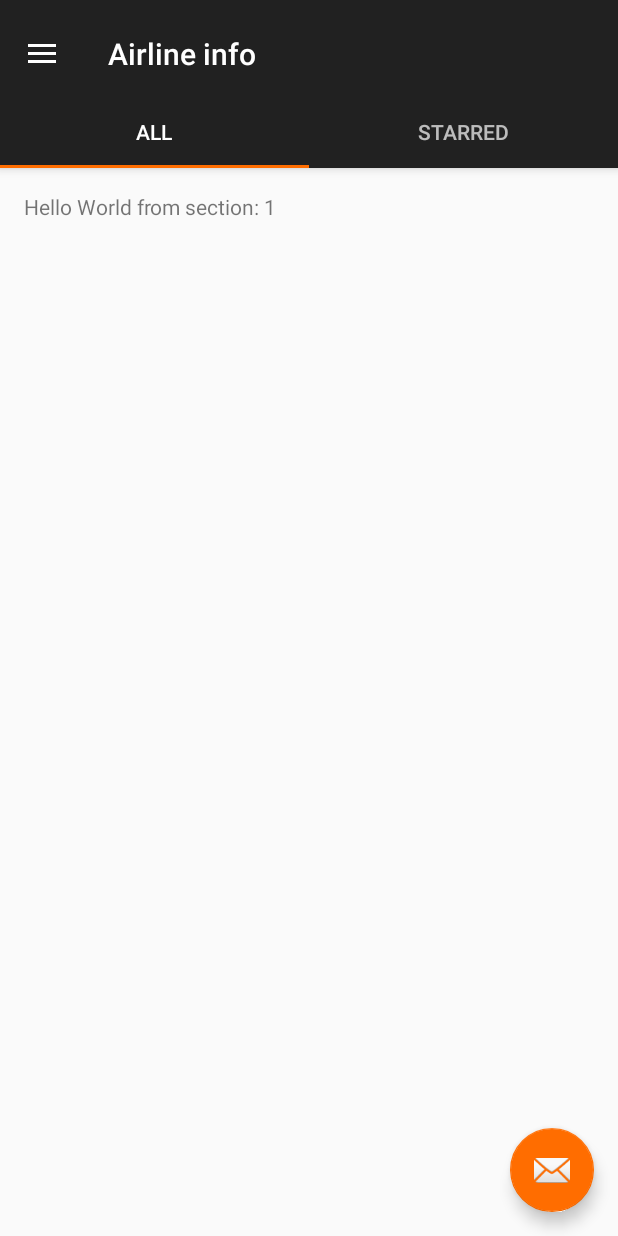
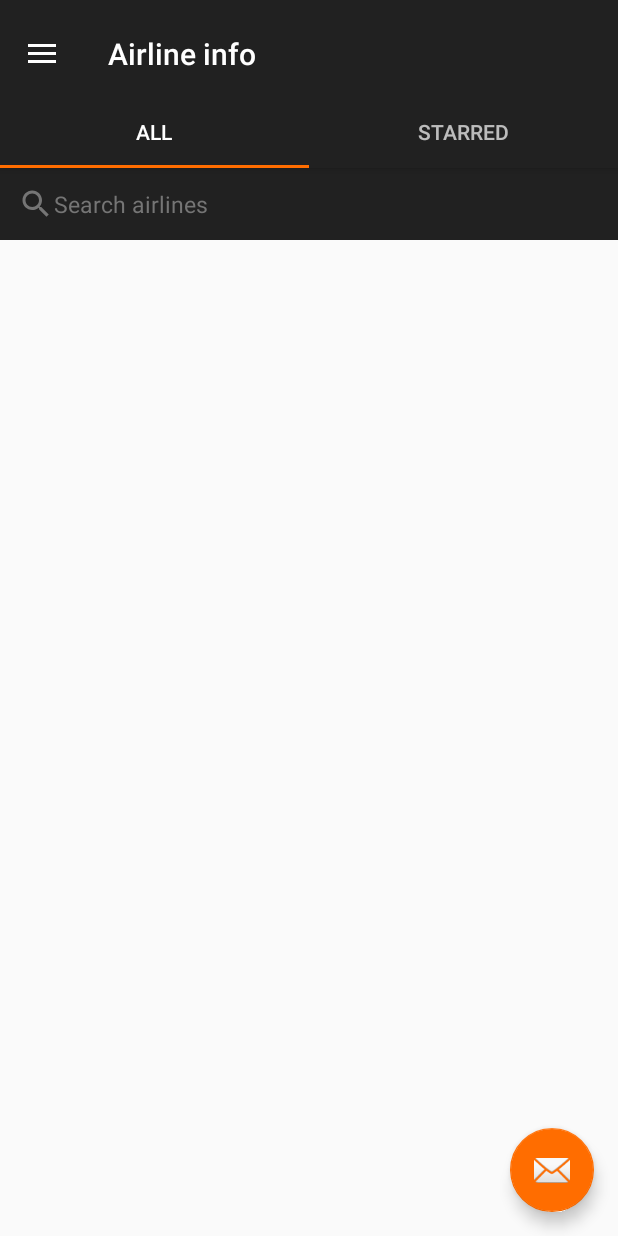
Before and after one commit to FihlaTV/KayakAirlines, an Android app: the screen it shows after launch (AirlineListActivity), on a phone screen of 412 x 824 dp. Run offline under Robolectric (Android 15) with nearby library versions, the phone set to English and light mode, and no system bars; our stand-ins replace ButterKnife.

Commit message:
Add search bar

```diff
--- a/app/src/main/java/com/oguzbabaoglu/kayakairlines/features/airlinelist/AirlineListActivity.java
+++ b/app/src/main/java/com/oguzbabaoglu/kayakairlines/features/airlinelist/AirlineListActivity.java
@@ -13,11 +13,8 @@ import android.support.v4.widget.DrawerLayout;
 import android.support.v7.app.ActionBarDrawerToggle;
 import android.support.v7.app.AppCompatActivity;
 import android.support.v7.widget.Toolbar;
-import android.view.LayoutInflater;
 import android.view.MenuItem;
 import android.view.View;
-import android.view.ViewGroup;
-import android.widget.TextView;
 
 import com.oguzbabaoglu.kayakairlines.R;
 import com.oguzbabaoglu.kayakairlines.util.Lambda;
@@ -28,7 +25,7 @@ import butterknife.ButterKnife;
 public class AirlineListActivity extends AppCompatActivity
     implements NavigationView.OnNavigationItemSelectedListener {
 
-  private static final Lambda[] TABS = new Lambda[]{PlaceholderFragment::newInstance, PlaceholderFragment::newInstance};
+  private static final Lambda[] TABS = new Lambda[]{AirlineListFragment::newInstance, AirlineListFragment::newInstance};
   private static final int[] TITLES = new int[]{ R.string.airline_tab_all, R.string.airline_tab_starred};
 
   @BindView(R.id.toolbar) Toolbar toolbar;
@@ -37,7 +34,7 @@ public class AirlineListActivity extends AppCompatActivity
 
   @Override protected void onCreate(Bundle savedInstanceState) {
     super.onCreate(savedInstanceState);
-    setContentView(R.layout.activity_airlines);
+    setContentView(R.layout.activity_airline_list);
     ButterKnife.bind(this);
     setSupportActionBar(toolbar);
 
@@ -85,41 +82,6 @@ public class AirlineListActivity extends AppCompatActivity
     }
   }
 
-  /**
-   * A placeholder fragment containing a simple view.
-   */
-  public static class PlaceholderFragment extends Fragment {
-    /**
-     * The fragment argument representing the section number for this
-     * fragment.
-     */
-    private static final String ARG_SECTION_NUMBER = "section_number";
-
-    public PlaceholderFragment() {
-    }
-
-    /**
-     * Returns a new instance of this fragment for the given section
-     * number.
-     */
-    public static PlaceholderFragment newInstance() {
-      PlaceholderFragment fragment = new PlaceholderFragment();
-      Bundle args = new Bundle();
-      args.putInt(ARG_SECTION_NUMBER, 1);
-      fragment.setArguments(args);
-      return fragment;
-    }
-
-    @Override
-    public View onCreateView(LayoutInflater inflater, ViewGroup container,
-                             Bundle savedInstanceState) {
-      View rootView = inflater.inflate(R.layout.fragment_main, container, false);
-      TextView textView = (TextView) rootView.findViewById(R.id.section_label);
-      textView.setText(getString(R.string.section_format, getArguments().getInt(ARG_SECTION_NUMBER)));
-      return rootView;
-    }
-  }
-
   @SuppressWarnings("StatementWithEmptyBody")
   @Override
   public boolean onNavigationItemSelected(MenuItem item) {
--- /dev/null
+++ b/app/src/main/java/com/oguzbabaoglu/kayakairlines/features/airlinelist/AirlineListFragment.java
@@ -0,0 +1,32 @@
+package com.oguzbabaoglu.kayakairlines.features.airlinelist;
+
+import android.os.Bundle;
+import android.support.annotation.Nullable;
+import android.support.v4.app.Fragment;
+import android.view.LayoutInflater;
+import android.view.View;
+import android.view.ViewGroup;
+
+import com.oguzbabaoglu.kayakairlines.R;
+
+import butterknife.ButterKnife;
+
+public class AirlineListFragment extends Fragment {
+
+  public static AirlineListFragment newInstance() {
+    Bundle args = new Bundle();
+    AirlineListFragment fragment = new AirlineListFragment();
+    fragment.setArguments(args);
+    return fragment;
+  }
+
+  @Nullable
+  @Override public View onCreateView(LayoutInflater inflater, ViewGroup container, Bundle savedInstanceState) {
+    return inflater.inflate(R.layout.fragment_airline_list, container, false);
+  }
+
+  @Override public void onViewCreated(View view, Bundle savedInstanceState) {
+    super.onViewCreated(view, savedInstanceState);
+    ButterKnife.bind(this, view);
+  }
+}
--- /dev/null
+++ b/app/src/main/res/drawable-v21/ic_search.xml
@@ -0,0 +1,13 @@
+<vector
+    xmlns:android="http://schemas.android.com/apk/res/android"
+    android:width="24dp"
+    android:height="24dp"
+    android:viewportHeight="24.0"
+    android:viewportWidth="24.0"
+    android:tint="@color/grey_600"
+    >
+  <path
+      android:fillColor="#FF000000"
+      android:pathData="M15.5,14h-0.79l-0.28,-0.27C15.41,12.59 16,11.11 16,9.5 16,5.91 13.09,3 9.5,3S3,5.91 3,9.5 5.91,16 9.5,16c1.61,0 3.09,-0.59 4.23,-1.57l0.27,0.28v0.79l5,4.99L20.49,19l-4.99,-5zM9.5,14C7.01,14 5,11.99 5,9.5S7.01,5 9.5,5 14,7.01 14,9.5 11.99,14 9.5,14z"
+      />
+</vector>
--- a/app/src/main/res/drawable/bg_nav_header.xml
+++ b/app/src/main/res/drawable/bg_nav_header.xml
@@ -1,3 +1,4 @@
+<?xml version="1.0" encoding="utf-8"?>
 <shape
     xmlns:android="http://schemas.android.com/apk/res/android"
     android:shape="rectangle"
--- /dev/null
+++ b/app/src/main/res/drawable/cursor.xml
@@ -0,0 +1,8 @@
+<?xml version="1.0" encoding="utf-8"?>
+<shape
+    xmlns:android="http://schemas.android.com/apk/res/android"
+    android:shape="rectangle"
+    >
+  <size android:width="1dp" />
+  <solid android:color="@color/white" />
+</shape>
--- a/app/src/main/res/layout/activity_airlines.xml
+++ b/app/src/main/res/layout/activity_airline_list.xml
@@ -11,7 +11,7 @@
     >
 
   <include
-      layout="@layout/content_airlines"
+      layout="@layout/content_airline_list"
       android:layout_width="match_parent"
       android:layout_height="match_parent"
       />
--- /dev/null
+++ b/app/src/main/res/layout/fragment_airline_list.xml
@@ -0,0 +1,36 @@
+<?xml version="1.0" encoding="utf-8"?>
+<LinearLayout
+    xmlns:android="http://schemas.android.com/apk/res/android"
+    android:layout_width="match_parent"
+    android:layout_height="match_parent"
+    android:orientation="vertical"
+    >
+  <FrameLayout
+      android:layout_width="match_parent"
+      android:layout_height="wrap_content"
+      android:background="@color/colorPrimary"
+      >
+    <EditText
+        android:id="@+id/airline_list_search"
+        android:layout_width="match_parent"
+        android:layout_height="wrap_content"
+        android:layout_marginBottom="4dp"
+        android:layout_margin="12dp"
+        android:background="@null"
+        android:drawableLeft="@drawable/ic_search"
+        android:hint="@string/airline_list_search_hint"
+        android:inputType="textCapWords"
+        android:textColor="@color/white"
+        android:textColorHint="@color/grey_600"
+        android:textCursorDrawable="@drawable/cursor"
+        android:textSize="15sp"
+        />
+  </FrameLayout>
+
+  <android.support.v7.widget.RecyclerView
+      android:id="@+id/airline_list_recyclerview"
+      android:layout_width="match_parent"
+      android:layout_height="match_parent"
+      />
+
+</LinearLayout>
--- a/app/src/main/res/layout/fragment_main.xml
+++ /dev/null
@@ -1,18 +0,0 @@
-<RelativeLayout xmlns:android="http://schemas.android.com/apk/res/android"
-                xmlns:tools="http://schemas.android.com/tools"
-                android:layout_width="match_parent"
-                android:layout_height="match_parent"
-                android:paddingBottom="@dimen/activity_vertical_margin"
-                android:paddingLeft="@dimen/activity_horizontal_margin"
-                android:paddingRight="@dimen/activity_horizontal_margin"
-                android:paddingTop="@dimen/activity_vertical_margin"
-                tools:context=".features.airlinelist.AirlineListActivity$PlaceholderFragment"
-    >
-
-  <TextView
-      android:id="@+id/section_label"
-      android:layout_width="wrap_content"
-      android:layout_height="wrap_content"
-      />
-
-</RelativeLayout>
--- a/app/src/main/res/values/colors.xml
+++ b/app/src/main/res/values/colors.xml
@@ -1,6 +1,14 @@
 <?xml version="1.0" encoding="utf-8"?>
 <resources>
-  <color name="colorPrimary">#212121</color> <!--Grey 900-->
-  <color name="colorPrimaryDark">#000000</color> <!--Black-->
-  <color name="colorAccent">#FF6D00</color> <!--Orange A700-->
+  <color name="colorPrimary">@color/grey_900</color>
+  <color name="colorPrimaryDark">@color/black</color>
+  <color name="colorAccent">@color/orange_a700</color>
+
+  <color name="grey_900">#212121</color>
+  <color name="grey_600">#757575</color>
+
+  <color name="orange_a700">#FF6D00</color>
+
+  <color name="black">#000000</color>
+  <color name="white">#FFFFFF</color>
 </resources>
--- a/app/src/main/res/values/strings.xml
+++ b/app/src/main/res/values/strings.xml
@@ -12,5 +12,6 @@
   <string name="airline_tab_all">All</string>
   <string name="airline_tab_starred">Starred</string>
   <string name="airline_list_title">Airline info</string>
+  <string name="airline_list_search_hint">Search airlines</string>
 
 </resources>
```
Also changed, not shown: app/src/main/res/layout/content_airline_list.xml (renamed from app/src/main/res/layout/content_airlines.xml).
